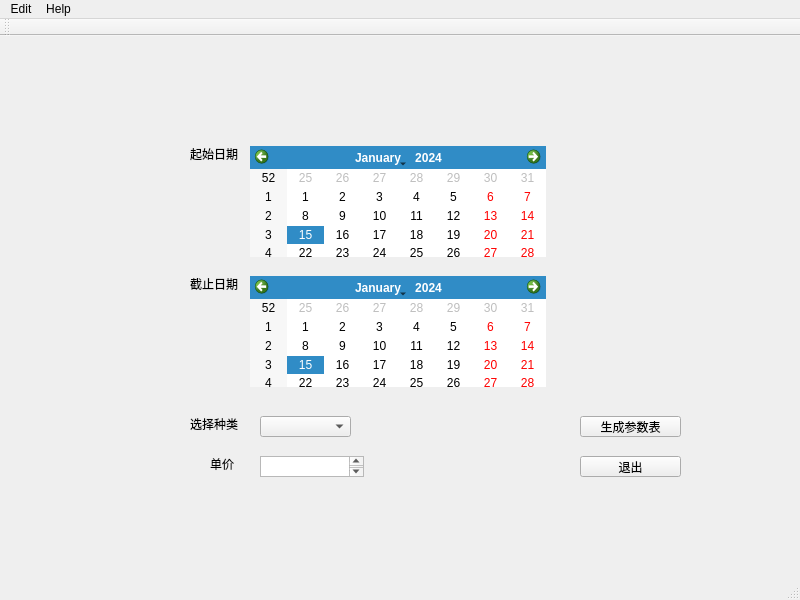
leexuehan/ParamGenerator, file app.ui: the form before one commit.
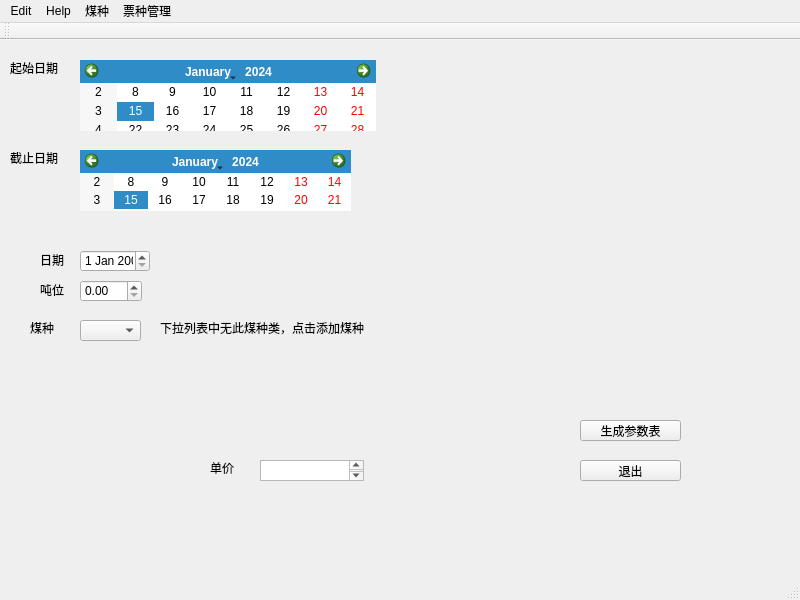
The form after the commit.

Commit message: 重构函数名

The edit to the form file:
```diff
--- a/app.ui
+++ b/app.ui
@@ -30,9 +30,9 @@
    <widget class="QComboBox" name="comboBox">
     <property name="geometry">
      <rect>
-      <x>260</x>
-      <y>380</y>
-      <width>91</width>
+      <x>80</x>
+      <y>280</y>
+      <width>61</width>
       <height>21</height>
      </rect>
     </property>
@@ -43,8 +43,8 @@
    <widget class="QLabel" name="label">
     <property name="geometry">
      <rect>
-      <x>190</x>
-      <y>110</y>
+      <x>10</x>
+      <y>20</y>
       <width>59</width>
       <height>16</height>
      </rect>
@@ -56,8 +56,8 @@
    <widget class="QLabel" name="label_2">
     <property name="geometry">
      <rect>
-      <x>190</x>
-      <y>240</y>
+      <x>10</x>
+      <y>110</y>
       <width>59</width>
       <height>16</height>
      </rect>
@@ -69,14 +69,14 @@
    <widget class="QLabel" name="label_3">
     <property name="geometry">
      <rect>
-      <x>190</x>
-      <y>380</y>
+      <x>30</x>
+      <y>280</y>
       <width>59</width>
       <height>16</height>
      </rect>
     </property>
     <property name="text">
-     <string>选择种类</string>
+     <string>煤种</string>
     </property>
    </widget>
    <widget class="QPushButton" name="finishButton">
@@ -118,23 +118,88 @@
    <widget class="QCalendarWidget" name="startCalender">
     <property name="geometry">
      <rect>
-      <x>250</x>
-      <y>110</y>
+      <x>80</x>
+      <y>20</y>
       <width>296</width>
-      <height>111</height>
+      <height>71</height>
      </rect>
     </property>
+    <property name="minimumSize">
+     <size>
+      <width>296</width>
+      <height>0</height>
+     </size>
+    </property>
    </widget>
    <widget class="QCalendarWidget" name="endCalender">
     <property name="geometry">
      <rect>
-      <x>250</x>
+      <x>80</x>
+      <y>110</y>
+      <width>271</width>
+      <height>61</height>
+     </rect>
+    </property>
+   </widget>
+   <widget class="QDateEdit" name="dateEdit">
+    <property name="geometry">
+     <rect>
+      <x>80</x>
+      <y>210</y>
+      <width>70</width>
+      <height>22</height>
+     </rect>
+    </property>
+   </widget>
+   <widget class="QLabel" name="label_5">
+    <property name="geometry">
+     <rect>
+      <x>40</x>
+      <y>214</y>
+      <width>54</width>
+      <height>12</height>
+     </rect>
+    </property>
+    <property name="text">
+     <string>日期</string>
+    </property>
+   </widget>
+   <widget class="QDoubleSpinBox" name="doubleSpinBox">
+    <property name="geometry">
+     <rect>
+      <x>80</x>
       <y>240</y>
-      <width>296</width>
-      <height>111</height>
+      <width>62</width>
+      <height>22</height>
      </rect>
     </property>
    </widget>
+   <widget class="QLabel" name="label_6">
+    <property name="geometry">
+     <rect>
+      <x>40</x>
+      <y>244</y>
+      <width>54</width>
+      <height>12</height>
+     </rect>
+    </property>
+    <property name="text">
+     <string>吨位</string>
+    </property>
+   </widget>
+   <widget class="QLabel" name="label_7">
+    <property name="geometry">
+     <rect>
+      <x>160</x>
+      <y>280</y>
+      <width>221</width>
+      <height>16</height>
+     </rect>
+    </property>
+    <property name="text">
+     <string>下拉列表中无此煤种类，点击添加煤种</string>
+    </property>
+   </widget>
   </widget>
   <widget class="QMenuBar" name="menubar">
    <property name="geometry">
@@ -159,8 +224,21 @@
     <addaction name="separator"/>
     <addaction name="separator"/>
    </widget>
+   <widget class="QMenu" name="menu">
+    <property name="title">
+     <string>煤种</string>
+    </property>
+    <addaction name="actionmeizhong"/>
+   </widget>
+   <widget class="QMenu" name="menu_2">
+    <property name="title">
+     <string>票种管理</string>
+    </property>
+   </widget>
    <addaction name="menuEdit"/>
    <addaction name="menuhelp"/>
+   <addaction name="menu"/>
+   <addaction name="menu_2"/>
   </widget>
   <widget class="QStatusBar" name="statusbar"/>
   <widget class="QToolBar" name="toolBar">
```
Left out of the diff: 23 changed lines with no effect on the pictures. The commit also changes 1 other file.
